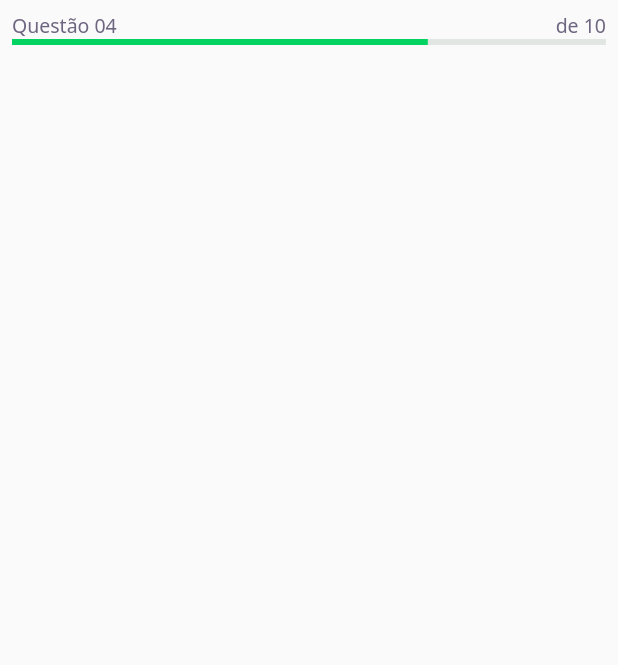
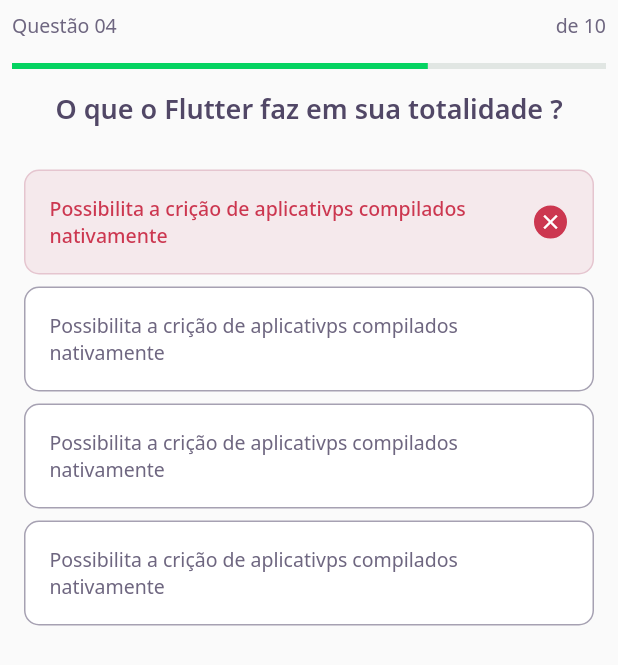
Before and after one commit to AlexandreTertuliano/DevQuiz, a Flutter app: the ChallengePage screen opened directly, on a phone screen of 412 x 824 dp. Shown: the top 665 px of the screen. Run offline on Flutter 3.47's test engine with Material 2 defaults, Android fonts, the phone set to English and light mode, and no system bars; our stand-ins replace google_fonts; accounts and stored records are empty.

```diff
--- a/lib/challenge/challenge_page.dart
+++ b/lib/challenge/challenge_page.dart
@@ -1,3 +1,4 @@
+import 'package:DevQuiz/challenge/quiz/quiz_widget.dart';
 import 'package:DevQuiz/challenge/widgets/question_indicator/question_indication.dart';
 import 'package:flutter/material.dart';
 
@@ -14,6 +15,9 @@ class _ChallengePageState extends State<ChallengePage> {
         preferredSize: Size.fromHeight(60),
         child: SafeArea(top: true, child: QuestionIndicationWidget()),
       ),
+      body: QuizWidget(
+        title: 'O que o Flutter faz em sua totalidade ?',
+      ),
     );
   }
 }
--- /dev/null
+++ b/lib/challenge/quiz/quiz_widget.dart
@@ -0,0 +1,40 @@
+import 'package:DevQuiz/core/app_text_styles.dart';
+import 'package:DevQuiz/home/widgets/awnser/awnser_widget.dart';
+import 'package:flutter/material.dart';
+
+class QuizWidget extends StatelessWidget {
+  final String title;
+
+  const QuizWidget({Key? key, required this.title}) : super(key: key);
+
+  @override
+  Widget build(BuildContext context) {
+    return Container(
+      child: Column(
+        children: [
+          Text(
+            title,
+            style: AppTextStyles.heading,
+          ),
+          SizedBox(
+            height: 24,
+          ),
+          AwnserWidget(
+              isRight: false,
+              isSelected: true,
+              title:
+                  "Possibilita a crição de aplicativps compilados nativamente"),
+          AwnserWidget(
+              title:
+                  "Possibilita a crição de aplicativps compilados nativamente"),
+          AwnserWidget(
+              title:
+                  "Possibilita a crição de aplicativps compilados nativamente"),
+          AwnserWidget(
+              title:
+                  "Possibilita a crição de aplicativps compilados nativamente")
+        ],
+      ),
+    );
+  }
+}
--- a/lib/challenge/widgets/question_indicator/question_indication.dart
+++ b/lib/challenge/widgets/question_indicator/question_indication.dart
@@ -20,6 +20,9 @@ class QuestionIndicationWidget extends StatelessWidget {
                 Text("de 10", style: AppTextStyles.body),
               ],
             ),
+            SizedBox(
+              height: 16,
+            ),
             ProgressIndicatorWidget(value: 0.7)
           ],
         ),
--- a/lib/core/app_widget.dart
+++ b/lib/core/app_widget.dart
@@ -9,7 +9,7 @@ class AppWidget extends StatelessWidget {
     return MaterialApp(
       title: "DevQuiz",
       debugShowCheckedModeBanner: false,
-      home: ChallengePage(),
+      home: HomePage(),
     );
   }
 }
--- /dev/null
+++ b/lib/home/home_state.dart
@@ -0,0 +1 @@
+enum HomeState { sucess, loading, error, empty }
--- /dev/null
+++ b/lib/home/widgets/awnser/awnser_widget.dart
@@ -0,0 +1,79 @@
+import 'package:DevQuiz/core/app_colors.dart';
+import 'package:DevQuiz/core/app_text_styles.dart';
+import 'package:flutter/material.dart';
+
+class AwnserWidget extends StatelessWidget {
+  final String title;
+  final bool isRight;
+  final bool isSelected;
+
+  const AwnserWidget({
+    Key? key,
+    required this.title,
+    this.isRight = false,
+    this.isSelected = false,
+  }) : super(key: key);
+
+  Color get _selectedColorRight =>
+      isRight ? AppColors.darkGreen : AppColors.darkRed;
+
+  Color get _selectedBorderRight =>
+      isRight ? AppColors.lightGreen : AppColors.lightRed;
+
+  Color get _selectedColorCardRight =>
+      isRight ? AppColors.lightGreen : AppColors.lightRed;
+
+  Color get _selectedBorderCardRight =>
+      isRight ? AppColors.green : AppColors.red;
+
+  TextStyle get _selectedTextStyleRight =>
+      isRight ? AppTextStyles.bodyDarkGreen : AppTextStyles.bodyDarkRed;
+
+  IconData get _selectedIconRight => isRight ? Icons.check : Icons.close;
+
+  @override
+  Widget build(BuildContext context) {
+    return Padding(
+      padding: const EdgeInsets.symmetric(horizontal: 16, vertical: 4),
+      child: Container(
+        padding: EdgeInsets.all(16),
+        decoration: BoxDecoration(
+          color: isSelected ? _selectedColorCardRight : AppColors.white,
+          borderRadius: BorderRadius.circular(10),
+          border: Border.fromBorderSide(BorderSide(
+              color:
+                  isSelected ? _selectedBorderCardRight : AppColors.lightGrey)),
+        ),
+        child: Row(
+          mainAxisAlignment: MainAxisAlignment.spaceBetween,
+          children: [
+            Expanded(
+              child: Text(
+                title,
+                style:
+                    isSelected ? _selectedTextStyleRight : AppTextStyles.body,
+              ),
+            ),
+            Container(
+              width: 24,
+              height: 24,
+              decoration: BoxDecoration(
+                  color: isSelected ? _selectedColorRight : AppColors.white,
+                  borderRadius: BorderRadius.circular(500),
+                  border: Border.fromBorderSide(BorderSide(
+                    color: isSelected ? _selectedBorderRight : AppColors.white,
+                  ))),
+              child: isSelected
+                  ? Icon(
+                      _selectedIconRight,
+                      color: AppColors.white,
+                      size: 16,
+                    )
+                  : null,
+            )
+          ],
+        ),
+      ),
+    );
+  }
+}
--- /dev/null
+++ b/lib/shared/models/awnser_model.dart
@@ -0,0 +1,6 @@
+class AwnserModel {
+  final String title;
+  final bool isRight;
+
+  AwnserModel({required this.title, this.isRight = false});
+}
```
Also changed, not shown: lib/home/home_controller.dart (added, +37 -0 lines), lib/home/home_page.dart (+13 -7 lines), lib/home/widgets/app_bar/app_bar_widget.dart (renamed from lib/home/widgets/app_bar_widget.dart, +5 -4 lines), lib/shared/models/question_model.dart (added, +11 -0 lines), lib/shared/models/quiz_model.dart (added, +19 -0 lines), lib/shared/models/user_model.dart (added, +7 -0 lines).
